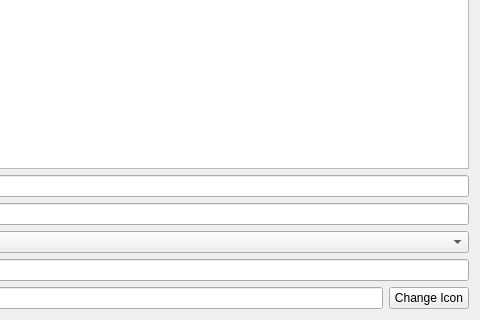
This is ob_menu_qt/ui/obmenu.ui in shaggyz/obmenu-qt as Qt 5 draws it before an edit; both pictures show x 160 to 640 and y 160 to 480 of the 640 by 480 pixel window. The edited form follows.
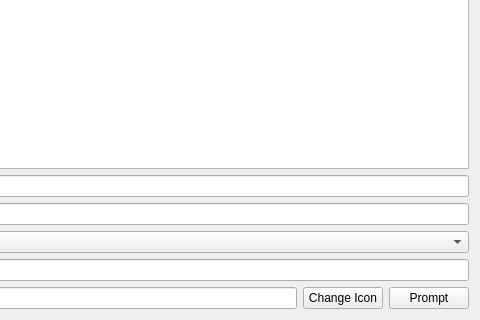
This is the edited form.

Diff of the .ui file:
```diff
--- a/ob_menu_qt/ui/obmenu.ui
+++ b/ob_menu_qt/ui/obmenu.ui
@@ -157,6 +157,13 @@
          </property>
         </widget>
        </item>
+       <item>
+        <widget class="QPushButton" name="btnPrompt">
+         <property name="text">
+          <string>Prompt</string>
+         </property>
+        </widget>
+       </item>
       </layout>
      </item>
     </layout>
```
